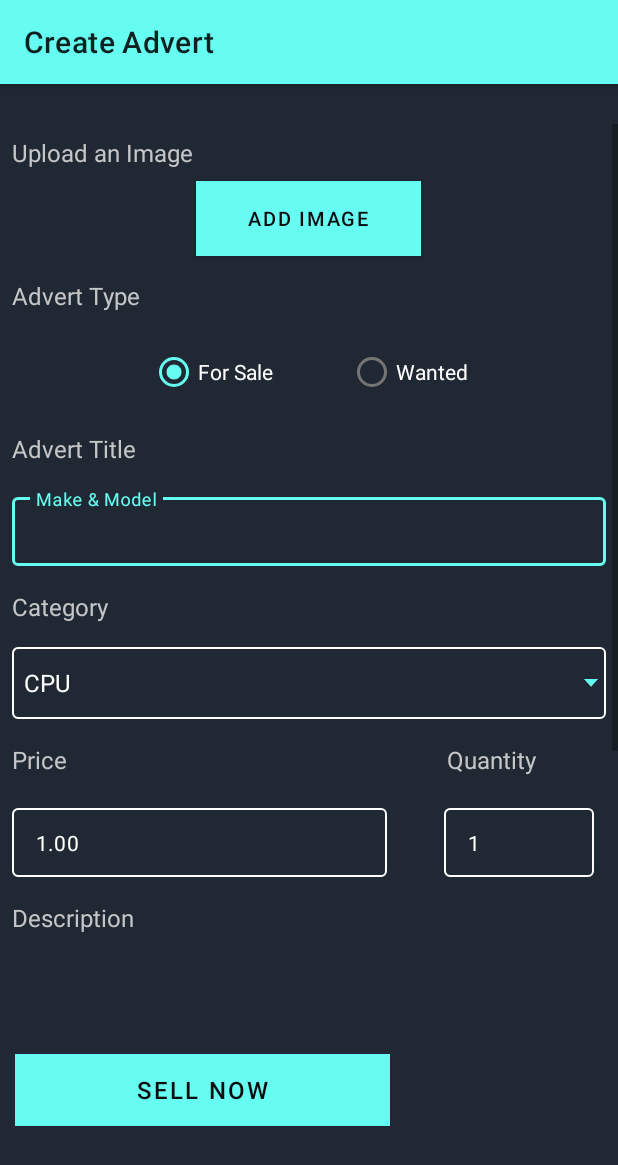
After one commit to 20079707/PC_Parts_Ireland, an Android app: the CreateAdvertActivity screen opened directly, with no data from a screen before it, on a phone screen of 412 x 824 dp. The commit adds this screen. Shown: the top 1165 px of the screen. Run offline under Robolectric (Android 15) with nearby library versions, the phone set to English and light mode, and no system bars.

Commit message:
Create_Advert_01

```diff
--- a/app/src/main/AndroidManifest.xml
+++ b/app/src/main/AndroidManifest.xml
@@ -11,6 +11,11 @@
         android:supportsRtl="true"
         android:theme="@style/Theme.PCPartsIreland">
         <activity
+            android:name=".activities.CreateAdvertActivity"
+            android:label="@string/title_activity_create_advert"
+            android:theme="@style/Theme.PCPartsIreland.NoActionBar">
+        </activity>
+        <activity
             android:name=".activities.HomeActivity"
             android:label="@string/title_activity_home"
             android:theme="@style/Theme.PCPartsIreland.NoActionBar">
--- /dev/null
+++ b/app/src/main/java/ie/wit/pcpartsireland/activities/CreateAdvertActivity.kt
@@ -0,0 +1,89 @@
+package ie.wit.pcpartsireland.activities
+
+import android.os.Bundle
+import android.view.View
+import android.widget.AdapterView
+import android.widget.ArrayAdapter
+import android.widget.Spinner
+import android.widget.Toast
+import androidx.appcompat.app.AppCompatActivity
+import ie.wit.pcpartsireland.R
+import ie.wit.pcpartsireland.databinding.ActivityCreateAdvertBinding
+import ie.wit.pcpartsireland.main.MainApp
+import ie.wit.pcpartsireland.models.Model
+import kotlinx.android.synthetic.main.activity_create_advert.*
+import kotlinx.android.synthetic.main.activity_home.*
+import kotlinx.android.synthetic.main.fragment_create_advert.view.*
+import org.jetbrains.anko.AnkoLogger
+import org.jetbrains.anko.info
+import org.jetbrains.anko.toast
+
+class CreateAdvertActivity : AppCompatActivity(), AnkoLogger {
+
+    private lateinit var binding: ActivityCreateAdvertBinding
+    private lateinit var app: MainApp
+    private var part = Model()
+    var edit = false
+
+    override fun onCreate(savedInstanceState: Bundle?) {
+        super.onCreate(savedInstanceState)
+        app = application as MainApp
+
+
+        binding = ActivityCreateAdvertBinding.inflate(layoutInflater)
+        setContentView(binding.root)
+
+        setSupportActionBar(binding.toolbar)
+
+        //spinner Function
+        val data = resources.getStringArray(R.array.categories)
+        val adapter = ArrayAdapter(this, R.layout.spinner_item_selected, data)
+        adapter.setDropDownViewResource(R.layout.spinner_dropdown_item)
+
+        val spinner = findViewById<Spinner>(R.id.mySpinner)
+        spinner.adapter = adapter
+        spinner.onItemSelectedListener = object :
+
+            AdapterView.OnItemSelectedListener {
+            override fun onItemSelected(parent: AdapterView<*>, view: View, position: Int, id: Long, ) {
+
+                Toast.makeText(this@CreateAdvertActivity,
+                    parent.getItemAtPosition(position).toString(),
+                    Toast.LENGTH_LONG).show()
+                part.category = mySpinner.getItemAtPosition(position) as String
+
+            }
+
+            override fun onNothingSelected(parent: AdapterView<*>) {
+
+            }
+        }
+
+        if (intent.hasExtra("tractor_edit")) {
+            edit = true
+            part = intent.extras?.getParcelable("tractor_edit")!!
+            advertTitle.setText(part.title)
+            advertPrice.setText(part.price)
+        }
+
+
+        createAdvertBtn.setOnClickListener {
+            part.title = advertTitle.text.toString()
+            part.price = advertPrice.text.toString().toInt()
+            if (part.title.isEmpty()) {
+                toast(R.string.prompt_enterTitle)
+            } else {
+                if (edit) {
+                    app.Store.update(part.copy())
+                } else {
+                    app.Store.create(part.copy())
+                }
+            }
+            info("add Button Pressed: $part")
+            setResult(RESULT_OK)
+            finish()
+        }
+    }
+
+
+}
--- a/app/src/main/java/ie/wit/pcpartsireland/activities/HomeActivity.kt
+++ b/app/src/main/java/ie/wit/pcpartsireland/activities/HomeActivity.kt
@@ -12,7 +12,9 @@ import com.google.android.material.navigation.NavigationView
 import com.google.android.material.snackbar.Snackbar
 import ie.wit.pcpartsireland.R
 import ie.wit.pcpartsireland.databinding.ActivityHomeBinding
+import ie.wit.pcpartsireland.main.MainApp
 import kotlinx.android.synthetic.main.activity_home.*
+import org.jetbrains.anko.startActivityForResult
 import org.jetbrains.anko.toast
 
 
@@ -20,18 +22,20 @@ class HomeActivity : AppCompatActivity() {
 
     private lateinit var binding: ActivityHomeBinding
     private lateinit var appBarConfiguration: AppBarConfiguration
+    private lateinit var app: MainApp
 
     override fun onCreate(savedInstanceState: Bundle?) {
         super.onCreate(savedInstanceState)
+
+        app = application as MainApp
 
         binding = ActivityHomeBinding.inflate(layoutInflater)
         setContentView(binding.root)
 
         setSupportActionBar(binding.toolbar)
 
-        binding.fab.setOnClickListener { view ->
-            Snackbar.make(view, "Replace with your own action", Snackbar.LENGTH_LONG)
-                .setAction("Action", null).show()
+        binding.fab.setOnClickListener {
+            startActivityForResult<CreateAdvertActivity>(0)
         }
 
 
--- a/app/src/main/java/ie/wit/pcpartsireland/activities/ui/home/CreateAdvertFragment.kt
+++ b/app/src/main/java/ie/wit/pcpartsireland/activities/ui/home/CreateAdvertFragment.kt
@@ -61,8 +61,6 @@ class CreateAdvertFragment : Fragment(), AnkoLogger {
             setButtonListener(root)
             return root
         }
-
-
     }
 
 
--- a/app/src/main/java/ie/wit/pcpartsireland/activities/ui/home/HomeFragment.kt
+++ b/app/src/main/java/ie/wit/pcpartsireland/activities/ui/home/HomeFragment.kt
@@ -3,13 +3,10 @@ package ie.wit.pcpartsireland.activities.ui.home
 import android.os.Bundle
 import androidx.fragment.app.Fragment
 import android.view.LayoutInflater
-import android.view.MenuItem
 import android.view.View
 import android.view.ViewGroup
-import androidx.core.view.GravityCompat
 import androidx.recyclerview.widget.LinearLayoutManager
 import ie.wit.pcpartsireland.R
-import ie.wit.pcpartsireland.activities.ui.home.SearchFragment.Companion.newInstance
 import ie.wit.pcpartsireland.adapters.Adapter
 import ie.wit.pcpartsireland.main.MainApp
 import ie.wit.pcpartsireland.models.Model
--- a/app/src/main/java/ie/wit/pcpartsireland/activities/ui/home/SearchFragment.kt
+++ b/app/src/main/java/ie/wit/pcpartsireland/activities/ui/home/SearchFragment.kt
@@ -15,20 +15,9 @@ class SearchFragment : Fragment() {
 
     }
 
-    override fun onCreateView(
-        inflater: LayoutInflater, container: ViewGroup?,
-        savedInstanceState: Bundle?
-    ): View? {
+    override fun onCreateView(inflater: LayoutInflater, container: ViewGroup?, savedInstanceState: Bundle?): View? {
+
         // Inflate the layout for this fragment
         return inflater.inflate(R.layout.fragment_search, container, false)
     }
-
-    companion object {
-
-        @JvmStatic
-        fun newInstance(param1: String, param2: String) =
-            SearchFragment().apply {
-
-            }
-    }
 }
--- /dev/null
+++ b/app/src/main/res/drawable/nav_create_advert_icon.xml
@@ -0,0 +1,5 @@
+<vector android:height="24dp" android:tint="#45A29E"
+    android:viewportHeight="24" android:viewportWidth="24"
+    android:width="24dp" xmlns:android="http://schemas.android.com/apk/res/android">
+    <path android:fillColor="@android:color/white" android:pathData="M13,7h-2v4L7,11v2h4v4h2v-4h4v-2h-4L13,7zM12,2C6.48,2 2,6.48 2,12s4.48,10 10,10 10,-4.48 10,-10S17.52,2 12,2zM12,20c-4.41,0 -8,-3.59 -8,-8s3.59,-8 8,-8 8,3.59 8,8 -3.59,8 -8,8z"/>
+</vector>
--- a/app/src/main/res/drawable/nav_place_advert_icon.xml
+++ /dev/null
@@ -1,5 +0,0 @@
-<vector android:height="24dp" android:tint="#FFFFFF"
-    android:viewportHeight="24" android:viewportWidth="24"
-    android:width="24dp" xmlns:android="http://schemas.android.com/apk/res/android">
-    <path android:fillColor="@android:color/white" android:pathData="M19,3L5,3c-1.11,0 -2,0.9 -2,2v14c0,1.1 0.89,2 2,2h14c1.1,0 2,-0.9 2,-2L21,5c0,-1.1 -0.9,-2 -2,-2zM17,13h-4v4h-2v-4L7,13v-2h4L11,7h2v4h4v2z"/>
-</vector>
--- /dev/null
+++ b/app/src/main/res/layout/activity_create_advert.xml
@@ -0,0 +1,299 @@
+<?xml version="1.0" encoding="utf-8"?>
+<androidx.constraintlayout.widget.ConstraintLayout xmlns:android="http://schemas.android.com/apk/res/android"
+    xmlns:tools="http://schemas.android.com/tools"
+    xmlns:app="http://schemas.android.com/apk/res-auto"
+    android:layout_width="match_parent"
+    android:layout_height="match_parent"
+    android:background="@color/navy">
+
+    <com.google.android.material.appbar.AppBarLayout
+        android:id="@+id/appBarHome"
+        android:layout_width="match_parent"
+        android:layout_height="wrap_content"
+        android:theme="@style/Theme.PCPartsIreland"
+        app:layout_constraintEnd_toEndOf="parent"
+        app:layout_constraintStart_toStartOf="parent"
+        app:layout_constraintTop_toTopOf="parent">
+
+        <androidx.appcompat.widget.Toolbar
+            android:id="@+id/toolbar"
+            android:layout_width="match_parent"
+            android:layout_height="wrap_content"
+            android:background="?attr/colorPrimary"
+            app:popupTheme="@style/Theme.PCPartsIreland.PopupOverlay" />
+
+    </com.google.android.material.appbar.AppBarLayout>
+
+    <ScrollView
+        android:id="@+id/scrollView2"
+        android:layout_width="match_parent"
+        android:layout_height="540dp"
+        app:layout_constraintBottom_toBottomOf="parent"
+        app:layout_constraintTop_toTopOf="parent"
+        app:layout_constraintVertical_bias="0.29">
+
+        <LinearLayout
+            android:layout_width="match_parent"
+            android:layout_height="wrap_content"
+            android:orientation="vertical">
+
+            <TextView
+                android:id="@+id/imageTitle"
+                android:layout_width="match_parent"
+                android:layout_height="match_parent"
+                android:padding="8dp"
+                android:text="@string/add_images"
+                android:textColor="@color/grey"
+                android:textSize="16sp" />
+
+            <Button
+                android:id="@+id/imageBtn"
+                android:layout_width="150dp"
+                android:layout_height="50dp"
+                android:layout_gravity="center"
+                android:background="@color/light_blue"
+                android:paddingTop="8dp"
+                android:paddingBottom="8dp"
+                android:text="@string/button_addImage"
+                android:textColor="@color/black"
+                android:textSize="13sp"
+                app:layout_constraintStart_toStartOf="parent"
+                app:layout_constraintTop_toTopOf="parent"
+                tools:ignore="ButtonStyle" />
+
+            <ImageView
+                android:id="@+id/partImage"
+                android:layout_width="wrap_content"
+                android:layout_height="wrap_content"
+                android:layout_gravity="center"
+                android:layout_marginTop="7dp"
+                android:maxWidth="300dp"
+                android:maxHeight="150dp"
+                tools:ignore="ContentDescription" />
+
+            <TextView
+                android:id="@+id/radioTitle"
+                android:layout_width="match_parent"
+                android:layout_height="match_parent"
+                android:padding="8dp"
+                android:text="@string/ad_type"
+                android:textColor="@color/grey"
+                android:textSize="16sp" />
+
+            <RadioGroup
+                android:id="@+id/radioButtons"
+                android:layout_width="wrap_content"
+                android:layout_height="wrap_content"
+                android:layout_gravity="center"
+                android:orientation="horizontal"
+                android:padding="8dp">
+
+                <RadioButton
+                    android:id="@+id/radio_for_sale"
+                    android:layout_width="wrap_content"
+                    android:layout_height="wrap_content"
+                    android:checked="true"
+                    android:text="@string/for_sale"
+                    android:textColor="@color/white" />
+
+                <RadioButton
+                    android:id="@+id/radio_wanted"
+                    android:layout_width="wrap_content"
+                    android:layout_height="wrap_content"
+                    android:layout_marginStart="50dp"
+                    android:checked="false"
+                    android:text="@string/wanted"
+                    android:textColor="@color/white" />
+
+            </RadioGroup>
+
+            <TextView
+                android:id="@+id/AdvertTitle"
+                android:layout_width="match_parent"
+                android:layout_height="match_parent"
+                android:padding="8dp"
+                android:text="@string/ad_title"
+                android:textColor="@color/grey"
+                android:textSize="16sp" />
+
+            <com.google.android.material.textfield.TextInputLayout
+                style="@style/LoginTextInputLayoutStyle"
+                android:layout_width="match_parent"
+                android:layout_height="wrap_content"
+                android:padding="8dp"
+                android:textColorHint="@color/white">
+
+                <EditText
+                    android:id="@+id/advertTitle"
+                    android:layout_width="match_parent"
+                    android:layout_height="match_parent"
+                    android:hint="@string/ad_brand"
+                    android:inputType="text"
+                    android:maxLength="25"
+                    android:maxLines="1"
+                    android:textColor="@color/white"
+                    android:textSize="14sp" />
+            </com.google.android.material.textfield.TextInputLayout>
+
+            <TextView
+                android:id="@+id/brandModelTitle"
+                android:layout_width="match_parent"
+                android:layout_height="match_parent"
+                android:padding="8dp"
+                android:text="@string/ad_category"
+                android:textColor="@color/grey"
+                android:textSize="16sp" />
+
+            <androidx.constraintlayout.widget.ConstraintLayout
+                android:id="@+id/LinearLayout03"
+                android:layout_width="match_parent"
+                android:layout_height="wrap_content"
+                android:padding="8dp">
+
+                <Spinner
+                    android:id="@+id/mySpinner"
+                    style="@style/Widget.AppCompat.Spinner"
+                    android:layout_width="match_parent"
+                    android:layout_height="?attr/dropdownListPreferredItemHeight"
+                    android:background="@drawable/spinner_bg"
+                    android:dropDownWidth="match_parent"
+                    android:dropDownVerticalOffset="?attr/dropdownListPreferredItemHeight"
+                    android:popupBackground="@android:color/white"
+                    android:popupElevation="3dp"
+                    android:spinnerMode="dropdown"
+                    android:stateListAnimator="@drawable/spinner_sla"
+                    app:layout_constraintBottom_toBottomOf="parent"
+                    app:layout_constraintEnd_toEndOf="parent"
+                    app:layout_constraintStart_toStartOf="parent"
+                    app:layout_constraintTop_toTopOf="parent" />
+
+            </androidx.constraintlayout.widget.ConstraintLayout>
+
+            <androidx.constraintlayout.widget.ConstraintLayout
+                android:id="@+id/LinearLayout04"
+                android:layout_width="match_parent"
+                android:layout_height="wrap_content">
+
+                <TextView
+                    android:id="@+id/priceTitle"
+                    android:layout_width="match_parent"
+                    android:layout_height="match_parent"
+                    android:padding="8dp"
+                    android:text="@string/ad_price"
+                    android:textColor="@color/grey"
+                    android:textSize="16sp" />
+
+                <TextView
+                    android:id="@+id/quantityTitle"
+                    android:layout_width="122dp"
+                    android:layout_height="match_parent"
+                    android:padding="8dp"
+                    android:text="@string/ad_quantity"
+                    android:textColor="@color/grey"
+                    android:textSize="16sp"
+                    app:layout_constraintEnd_toEndOf="parent" />
+
+            </androidx.constraintlayout.widget.ConstraintLayout>
+
+            <androidx.constraintlayout.widget.ConstraintLayout
+                android:layout_width="match_parent"
+                android:layout_height="wrap_content"
+                android:padding="8dp">
+
+                <com.google.android.material.textfield.TextInputLayout
+                    android:id="@+id/textInputLayout"
+                    style="@style/LoginTextInputLayoutStyle"
+                    android:layout_width="250dp"
+                    android:layout_height="wrap_content"
+                    android:textColorHint="@color/white"
+                    app:layout_constraintBottom_toBottomOf="parent"
+                    app:layout_constraintStart_toStartOf="parent"
+                    app:layout_constraintTop_toTopOf="parent">
+
+                    <EditText
+                        android:id="@+id/advertPrice"
+                        android:layout_width="match_parent"
+                        android:layout_height="match_parent"
+                        android:text="@string/one_euro"
+                        android:inputType="numberDecimal"
+                        android:maxLength="25"
+                        android:maxLines="1"
+                        android:textColor="@color/white"
+                        android:textSize="14sp"
+                        tools:ignore="Autofill" />
+                </com.google.android.material.textfield.TextInputLayout>
+
+                <com.google.android.material.textfield.TextInputLayout
+                    style="@style/LoginTextInputLayoutStyle"
+                    android:layout_width="100dp"
+                    android:layout_height="wrap_content"
+                    android:layout_marginStart="46dp"
+                    android:textColorHint="@color/white"
+                    app:layout_constraintBottom_toBottomOf="parent"
+                    android:layout_marginEnd="8dp"
+                    app:layout_constraintEnd_toEndOf="parent"
+                    app:layout_constraintTop_toTopOf="parent">
+
+                    <EditText
+                        android:id="@+id/advertQuantity"
+                        android:layout_width="match_parent"
+                        android:layout_height="match_parent"
+                        android:inputType="number"
+                        android:maxLength="25"
+                        android:text="1"
+                        android:maxLines="1"
+                        android:textColor="@color/white"
+                        android:textSize="14sp"
+                        tools:ignore="Autofill" />
+                </com.google.android.material.textfield.TextInputLayout>
+
+            </androidx.constraintlayout.widget.ConstraintLayout>
+
+            <TextView
+                android:id="@+id/descriptionTitle"
+                android:layout_width="match_parent"
+                android:layout_height="match_parent"
+                android:padding="8dp"
+                android:text="@string/description"
+                android:textColor="@color/grey"
+                android:textSize="16sp" />
+
+            <com.google.android.material.textfield.TextInputLayout
+                style="@style/LoginTextInputLayoutStyle"
+                android:layout_width="match_parent"
+                android:layout_height="150dp"
+                android:padding="8dp"
+                android:textColorHint="@color/white">
+
+                <EditText
+                    android:id="@+id/advertDescription"
+                    android:layout_width="match_parent"
+                    android:layout_height="match_parent"
+                    android:gravity="top"
+                    android:hint="@string/ad_description"
+                    android:inputType="text|textMultiLine"
+                    android:maxLength="200"
+                    android:textColor="@color/white"
+                    android:textSize="14sp"
+                    tools:ignore="Autofill" />
+            </com.google.android.material.textfield.TextInputLayout>
+
+        </LinearLayout>
+
+    </ScrollView>
+
+    <Button
+        android:id="@+id/createAdvertBtn"
+        android:layout_width="250dp"
+        android:layout_height="wrap_content"
+        android:background="@color/light_blue"
+        android:stateListAnimator="@null"
+        android:text="@string/button_createAdvert"
+        android:textColor="@color/black"
+        android:textSize="16sp"
+        app:layout_constraintBottom_toBottomOf="parent"
+        app:layout_constraintStart_toStartOf="parent"
+        android:layout_marginBottom="73dp"
+        android:layout_marginStart="10dp"/>
+
+</androidx.constraintlayout.widget.ConstraintLayout>
--- a/app/src/main/res/layout/activity_home.xml
+++ b/app/src/main/res/layout/activity_home.xml
@@ -46,7 +46,7 @@
             android:layout_width="wrap_content"
             android:layout_height="wrap_content"
             android:layout_margin="@dimen/fab_margin"
-            android:src="@drawable/nav_shopping_cart_icon"
+            android:src="@drawable/nav_create_advert_icon"
             app:layout_constraintBottom_toTopOf="@id/bottom_nav"
             app:layout_constraintEnd_toEndOf="parent" />
 
--- a/app/src/main/res/menu/activity_main_drawer.xml
+++ b/app/src/main/res/menu/activity_main_drawer.xml
@@ -17,8 +17,8 @@
 
         <item
             android:id="@+id/nav_create_advert"
-            android:icon="@drawable/nav_place_advert_icon"
-            android:title="@string/nav_place_advert"
+            android:icon="@drawable/nav_shopping_cart_icon"
+            android:title="@string/nav_cart"
             app:showAsAction="never"/>
 
 </menu>
--- a/app/src/main/res/menu/bottom_nav_menu.xml
+++ b/app/src/main/res/menu/bottom_nav_menu.xml
@@ -15,8 +15,8 @@
 
     <item
         android:id="@+id/nav_create_advert"
-        android:icon="@drawable/nav_place_advert_icon"
-        android:title="@string/nav_place_advert"
+        android:icon="@drawable/nav_shopping_cart_icon"
+        android:title="@string/nav_cart"
         app:showAsAction="never"/>
 
 </menu>
--- a/app/src/main/res/menu/menu_nav_bar.xml
+++ b/app/src/main/res/menu/menu_nav_bar.xml
@@ -15,7 +15,7 @@
 
     <item
         android:id="@+id/nav_create_advert"
-        android:icon="@drawable/nav_place_advert_icon"
-        android:title="@string/nav_place_advert"
+        android:icon="@drawable/nav_shopping_cart_icon"
+        android:title="@string/nav_cart"
         app:showAsAction="never"/>
 </menu>
--- a/app/src/main/res/values/strings.xml
+++ b/app/src/main/res/values/strings.xml
@@ -61,4 +61,7 @@
     <string name="title_home">Home</string>
     <string name="title_dashboard">Dashboard</string>
     <string name="title_notifications">Notifications</string>
+    <string name="prompt_enterTitle">Please Enter the Advert Title</string>
+    <string name="title_activity_create_advert">Create Advert</string>
+    <string name="nav_cart">Cart</string>
 </resources>
```
